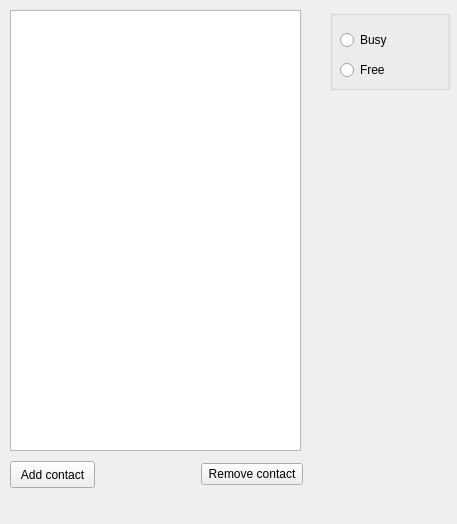
Qt form untitled.ui (kele/WhatchaDoin) before a commit.
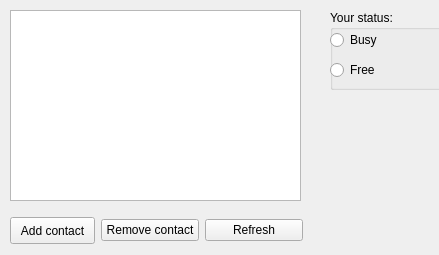
The same form after that commit.

Diff of the .ui file:
```diff
--- a/untitled.ui
+++ b/untitled.ui
@@ -6,8 +6,8 @@
    <rect>
     <x>0</x>
     <y>0</y>
-    <width>457</width>
-    <height>524</height>
+    <width>439</width>
+    <height>255</height>
    </rect>
   </property>
   <property name="windowTitle">
@@ -18,25 +18,12 @@
     <property name="geometry">
      <rect>
       <x>10</x>
-      <y>460</y>
+      <y>210</y>
       <width>293</width>
-      <height>29</height>
+      <height>41</height>
      </rect>
     </property>
     <layout class="QGridLayout" name="gridLayout">
-     <item row="0" column="2" alignment="Qt::AlignVCenter">
-      <widget class="QPushButton" name="pushButton">
-       <property name="minimumSize">
-        <size>
-         <width>94</width>
-         <height>0</height>
-        </size>
-       </property>
-       <property name="text">
-        <string>Remove contact</string>
-       </property>
-      </widget>
-     </item>
      <item row="0" column="0">
       <widget class="QPushButton" name="addContactButton">
        <property name="sizePolicy">
@@ -63,20 +50,24 @@
       </widget>
      </item>
      <item row="0" column="1">
-      <spacer name="horizontalSpacer">
-       <property name="orientation">
-        <enum>Qt::Horizontal</enum>
-       </property>
-       <property name="sizeType">
-        <enum>QSizePolicy::Fixed</enum>
-       </property>
-       <property name="sizeHint" stdset="0">
+      <widget class="QPushButton" name="removeContactButton">
+       <property name="minimumSize">
         <size>
-         <width>100</width>
-         <height>20</height>
+         <width>94</width>
+         <height>0</height>
         </size>
        </property>
-      </spacer>
+       <property name="text">
+        <string>Remove contact</string>
+       </property>
+      </widget>
+     </item>
+     <item row="0" column="2">
+      <widget class="QPushButton" name="refreshButton">
+       <property name="text">
+        <string>Refresh</string>
+       </property>
+      </widget>
      </item>
     </layout>
    </widget>
@@ -90,12 +81,12 @@
      </rect>
     </property>
     <property name="title">
-     <string/>
+     <string>Your status:</string>
     </property>
     <widget class="QRadioButton" name="radioButton">
      <property name="geometry">
       <rect>
-       <x>10</x>
+       <x>0</x>
        <y>20</y>
        <width>90</width>
        <height>20</height>
@@ -108,7 +99,7 @@
     <widget class="QRadioButton" name="radioButton_2">
      <property name="geometry">
       <rect>
-       <x>10</x>
+       <x>0</x>
        <y>50</y>
        <width>90</width>
        <height>20</height>
@@ -125,7 +116,7 @@
       <x>10</x>
       <y>10</y>
       <width>291</width>
-      <height>441</height>
+      <height>191</height>
      </rect>
     </property>
    </widget>
```
Left out of the diff: 16 changed lines with no effect on the pictures.
